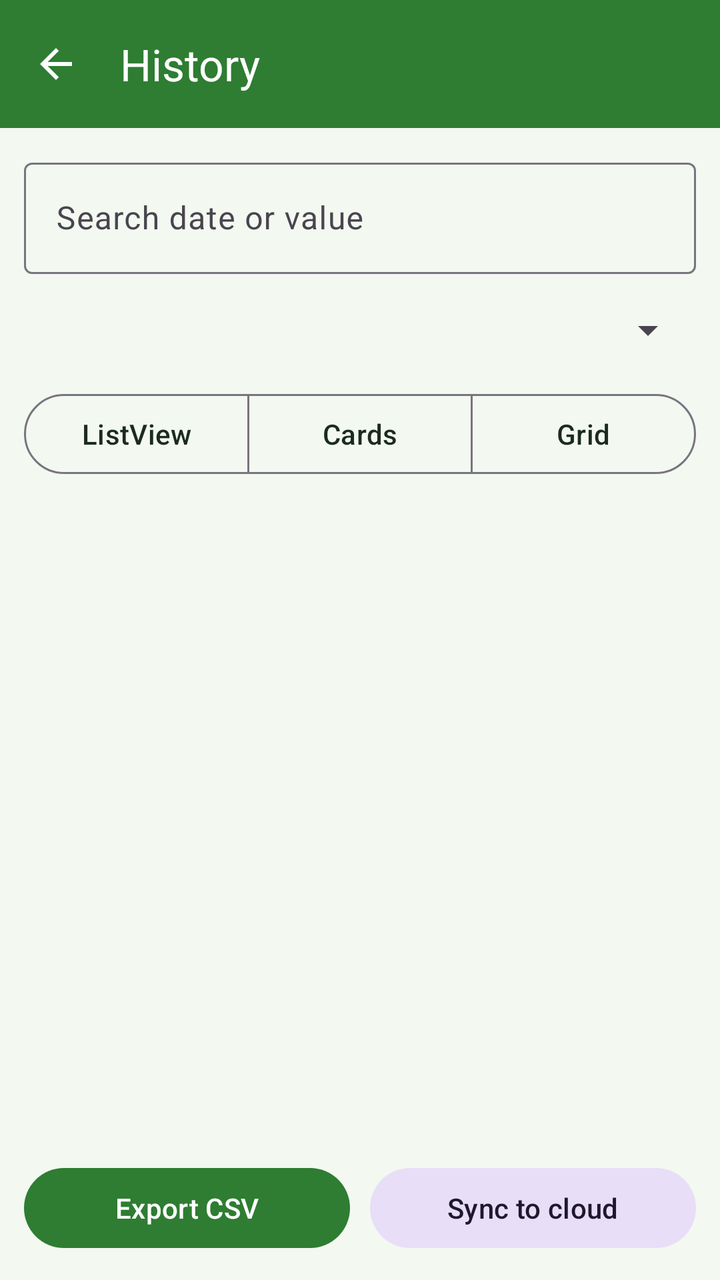
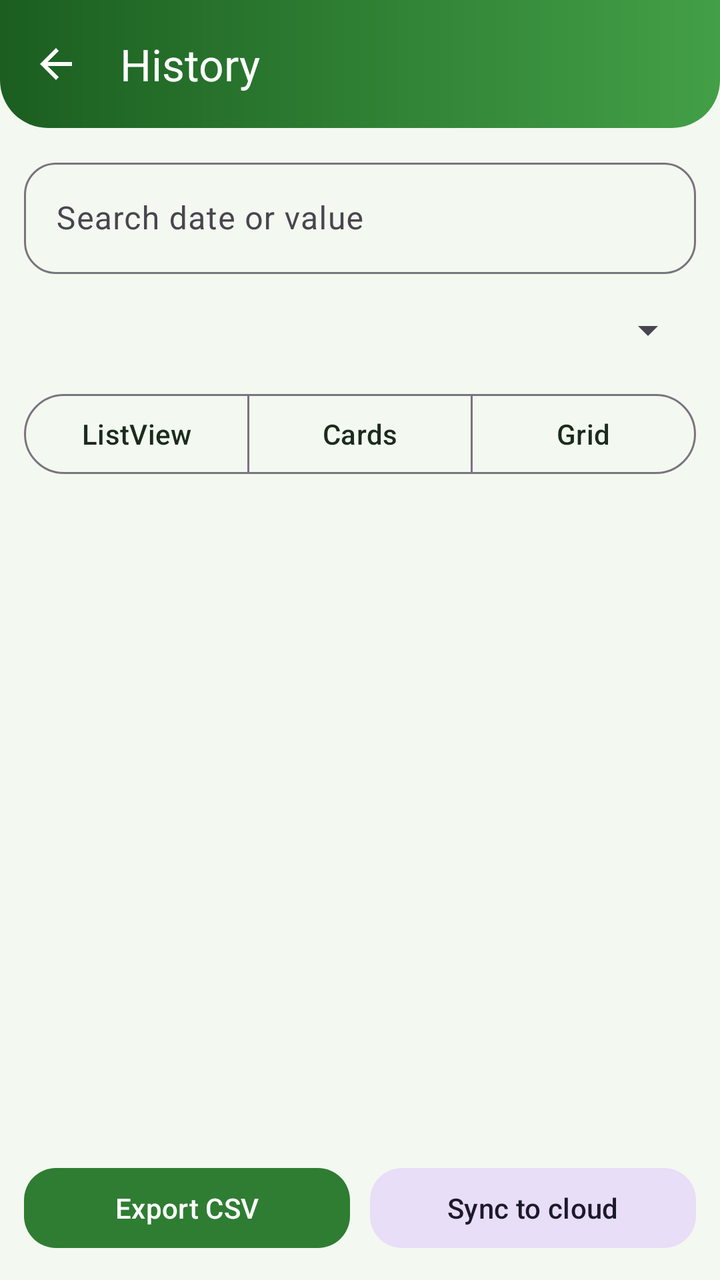

An Android layout rendered at two revisions. The XML below is the earlier revision; the diff shows what the commit changed to produce the second picture.
<!-- AndroidManifest.xml: application theme Theme.EcoSense -->
<!-- res/layout/activity_history.xml -->
<?xml version="1.0" encoding="utf-8"?>
<androidx.constraintlayout.widget.ConstraintLayout xmlns:android="http://schemas.android.com/apk/res/android" xmlns:app="http://schemas.android.com/apk/res-auto" xmlns:tools="http://schemas.android.com/tools"
    android:id="@+id/root"
    android:layout_width="match_parent"
    android:layout_height="match_parent"
    android:background="@color/eco_bg">

    <com.google.android.material.appbar.MaterialToolbar
        android:id="@+id/toolbar"
        android:layout_width="0dp"
        android:layout_height="?attr/actionBarSize"
        android:background="@color/eco_header"
        app:layout_constraintEnd_toEndOf="parent"
        app:layout_constraintStart_toStartOf="parent"
        app:layout_constraintTop_toTopOf="parent"
        app:navigationIcon="@drawable/ic_back"
        app:title="History"
        app:titleTextColor="@android:color/white" />

    <LinearLayout
        android:id="@+id/llControls"
        android:layout_width="0dp"
        android:layout_height="wrap_content"
        android:orientation="vertical"
        android:padding="12dp"
        app:layout_constraintEnd_toEndOf="parent"
        app:layout_constraintStart_toStartOf="parent"
        app:layout_constraintTop_toBottomOf="@id/toolbar">

        <com.google.android.material.textfield.TextInputLayout
            style="@style/Widget.Material3.TextInputLayout.OutlinedBox"
            android:layout_width="match_parent"
            android:layout_height="wrap_content"
            android:hint="Search date or value">

            <com.google.android.material.textfield.TextInputEditText
                android:id="@+id/etSearch"
                android:layout_width="match_parent"
                android:layout_height="wrap_content"
                android:imeOptions="actionSearch"
                android:inputType="text"
                android:maxLines="1" />
        </com.google.android.material.textfield.TextInputLayout>

        <Spinner
            android:id="@+id/spFilter"
            android:layout_width="match_parent"
            android:layout_height="48dp"
            android:layout_marginTop="4dp" />

        <com.google.android.material.button.MaterialButtonToggleGroup
            android:id="@+id/toggleMode"
            android:layout_width="match_parent"
            android:layout_height="wrap_content"
            android:layout_marginTop="4dp"
            app:selectionRequired="true"
            app:singleSelection="true">

            <Button
                android:id="@+id/btnModeList"
                style="?attr/materialButtonOutlinedStyle"
                android:layout_width="0dp"
                android:layout_height="wrap_content"
                android:layout_weight="1"
                android:text="ListView" />

            <Button
                android:id="@+id/btnModeCards"
                style="?attr/materialButtonOutlinedStyle"
                android:layout_width="0dp"
                android:layout_height="wrap_content"
                android:layout_weight="1"
                android:text="Cards" />

            <Button
                android:id="@+id/btnModeGrid"
                style="?attr/materialButtonOutlinedStyle"
                android:layout_width="0dp"
                android:layout_height="wrap_content"
                android:layout_weight="1"
                android:text="Grid" />
        </com.google.android.material.button.MaterialButtonToggleGroup>
    </LinearLayout>

    <FrameLayout
        android:layout_width="0dp"
        android:layout_height="0dp"
        app:layout_constraintBottom_toTopOf="@id/llBar"
        app:layout_constraintEnd_toEndOf="parent"
        app:layout_constraintStart_toStartOf="parent"
        app:layout_constraintTop_toBottomOf="@id/llControls">

        <ListView
            android:id="@+id/listView"
            android:layout_width="match_parent"
            android:layout_height="match_parent"
            android:divider="@null"
            android:dividerHeight="0dp" />

        <androidx.recyclerview.widget.RecyclerView
            android:id="@+id/recycler"
            android:layout_width="match_parent"
            android:layout_height="match_parent"
            android:clipToPadding="false"
            android:visibility="gone" />

        <TextView
            android:id="@+id/tvEmpty"
            android:layout_width="wrap_content"
            android:layout_height="wrap_content"
            android:layout_gravity="center"
            android:text="No readings found."
            android:textColor="@color/eco_text_secondary"
            android:visibility="gone" />
    </FrameLayout>

    <LinearLayout
        android:id="@+id/llBar"
        android:layout_width="0dp"
        android:layout_height="wrap_content"
        android:orientation="horizontal"
        android:padding="12dp"
        app:layout_constraintBottom_toBottomOf="parent"
        app:layout_constraintEnd_toEndOf="parent"
        app:layout_constraintStart_toStartOf="parent">

        <com.google.android.material.button.MaterialButton
            android:id="@+id/btnExport"
            android:layout_width="0dp"
            android:layout_height="wrap_content"
            android:layout_marginEnd="5dp"
            android:layout_weight="1"
            android:text="Export CSV" />

        <com.google.android.material.button.MaterialButton
            android:id="@+id/btnSync"
            style="@style/Widget.Material3.Button.TonalButton"
            android:layout_width="0dp"
            android:layout_height="wrap_content"
            android:layout_marginStart="5dp"
            android:layout_weight="1"
            android:text="Sync to cloud" />
    </LinearLayout>
</androidx.constraintlayout.widget.ConstraintLayout>
<!-- resources referenced by this layout -->
<resources>
  <color name="eco_bg">#F3F8F1</color>
  <color name="eco_header">#2E7D32</color>
  <color name="eco_text_secondary">#5F6F60</color>
  <!-- drawable ic_back (drawable) -->
  <vector xmlns:android="http://schemas.android.com/apk/res/android"
      android:width="24dp" android:height="24dp"
      android:viewportWidth="24" android:viewportHeight="24">
      <path android:fillColor="#FFFFFF"
          android:pathData="M20,11H7.83l5.59,-5.59L12,4l-8,8 8,8 1.41,-1.41L7.83,13H20v-2z" />
  </vector>
  <style name="Theme.EcoSense" parent="Theme.Material3.DayNight.NoActionBar">
          <item name="colorPrimary">@color/eco_primary</item>
          <item name="colorOnPrimary">@color/eco_on_primary</item>
          <item name="colorSecondary">@color/eco_secondary</item>
          <item name="colorOnSecondary">@color/eco_on_primary</item>
          <item name="android:colorBackground">@color/eco_bg</item>
          <item name="colorSurface">@color/eco_card</item>
          <item name="colorOnSurface">@color/eco_text</item>
          <item name="colorOnBackground">@color/eco_text</item>
          <item name="android:statusBarColor">@color/eco_primary_dark</item>
          <item name="android:windowAnimationStyle">@style/Animation.EcoActivity</item>
      </style>
  <color name="eco_primary">#2E7D32</color>
  <color name="eco_on_primary">#FFFFFF</color>
  <color name="eco_secondary">#4CAF50</color>
  <color name="eco_card">#FFFFFF</color>
  <color name="eco_text">#1B2B1C</color>
  <color name="eco_primary_dark">#1B5E20</color>
  <style name="Animation.EcoActivity" parent="@android:style/Animation.Activity">
          <item name="android:activityOpenEnterAnimation">@anim/slide_in_right</item>
          <item name="android:activityOpenExitAnimation">@anim/slide_out_left</item>
          <item name="android:activityCloseEnterAnimation">@anim/slide_in_left</item>
          <item name="android:activityCloseExitAnimation">@anim/slide_out_right</item>
      </style>
</resources>

<!-- the commit's change to res/layout/activity_history.xml (unified diff, before → after) -->
@@ -9,7 +9,8 @@
         android:id="@+id/toolbar"
         android:layout_width="0dp"
         android:layout_height="?attr/actionBarSize"
-        android:background="@color/eco_header"
+        android:background="@drawable/bg_toolbar"
+        app:titleTextAppearance="@style/EcoToolbarTitle"
         app:layout_constraintEnd_toEndOf="parent"
         app:layout_constraintStart_toStartOf="parent"
         app:layout_constraintTop_toTopOf="parent"
@@ -31,7 +32,11 @@
             style="@style/Widget.Material3.TextInputLayout.OutlinedBox"
             android:layout_width="match_parent"
             android:layout_height="wrap_content"
-            android:hint="Search date or value">
+            android:hint="Search date or value"
+            app:boxCornerRadiusBottomEnd="16dp"
+            app:boxCornerRadiusBottomStart="16dp"
+            app:boxCornerRadiusTopEnd="16dp"
+            app:boxCornerRadiusTopStart="16dp">
 
             <com.google.android.material.textfield.TextInputEditText
                 android:id="@+id/etSearch"
@@ -130,7 +135,8 @@
             android:layout_height="wrap_content"
             android:layout_marginEnd="5dp"
             android:layout_weight="1"
-            android:text="Export CSV" />
+            android:text="Export CSV"
+            app:cornerRadius="16dp" />
 
         <com.google.android.material.button.MaterialButton
             android:id="@+id/btnSync"
@@ -139,6 +145,7 @@
             android:layout_height="wrap_content"
             android:layout_marginStart="5dp"
             android:layout_weight="1"
-            android:text="Sync to cloud" />
+            android:text="Sync to cloud"
+            app:cornerRadius="16dp" />
     </LinearLayout>
 </androidx.constraintlayout.widget.ConstraintLayout>
<!-- resource entries referenced after the edit -->
@@ -1,8 +1,13 @@
 <!-- resources referenced by this layout -->
 <resources>
   <color name="eco_bg">#F3F8F1</color>
-  <color name="eco_header">#2E7D32</color>
   <color name="eco_text_secondary">#5F6F60</color>
+  <!-- drawable bg_toolbar (drawable) -->
+  <?xml version="1.0" encoding="utf-8"?>
+  <shape xmlns:android="http://schemas.android.com/apk/res/android" android:shape="rectangle">
+      <gradient android:angle="0" android:startColor="@color/eco_grad_start" android:endColor="@color/eco_grad_end" />
+      <corners android:bottomLeftRadius="24dp" android:bottomRightRadius="24dp" />
+  </shape>
   <!-- drawable ic_back (drawable) -->
   <vector xmlns:android="http://schemas.android.com/apk/res/android"
       android:width="24dp" android:height="24dp"
@@ -10,6 +15,10 @@
       <path android:fillColor="#FFFFFF"
           android:pathData="M20,11H7.83l5.59,-5.59L12,4l-8,8 8,8 1.41,-1.41L7.83,13H20v-2z" />
   </vector>
+  <style name="EcoToolbarTitle" parent="TextAppearance.Material3.TitleLarge">
+          <item name="android:textColor">@android:color/white</item>
+          <item name="android:fontFamily">sans-serif-medium</item>
+      </style>
   <style name="Theme.EcoSense" parent="Theme.Material3.DayNight.NoActionBar">
           <item name="colorPrimary">@color/eco_primary</item>
           <item name="colorOnPrimary">@color/eco_on_primary</item>
@@ -22,6 +31,8 @@
           <item name="android:statusBarColor">@color/eco_primary_dark</item>
           <item name="android:windowAnimationStyle">@style/Animation.EcoActivity</item>
       </style>
+  <color name="eco_grad_start">#1B5E20</color>
+  <color name="eco_grad_end">#43A047</color>
   <color name="eco_primary">#2E7D32</color>
   <color name="eco_on_primary">#FFFFFF</color>
   <color name="eco_secondary">#4CAF50</color>
